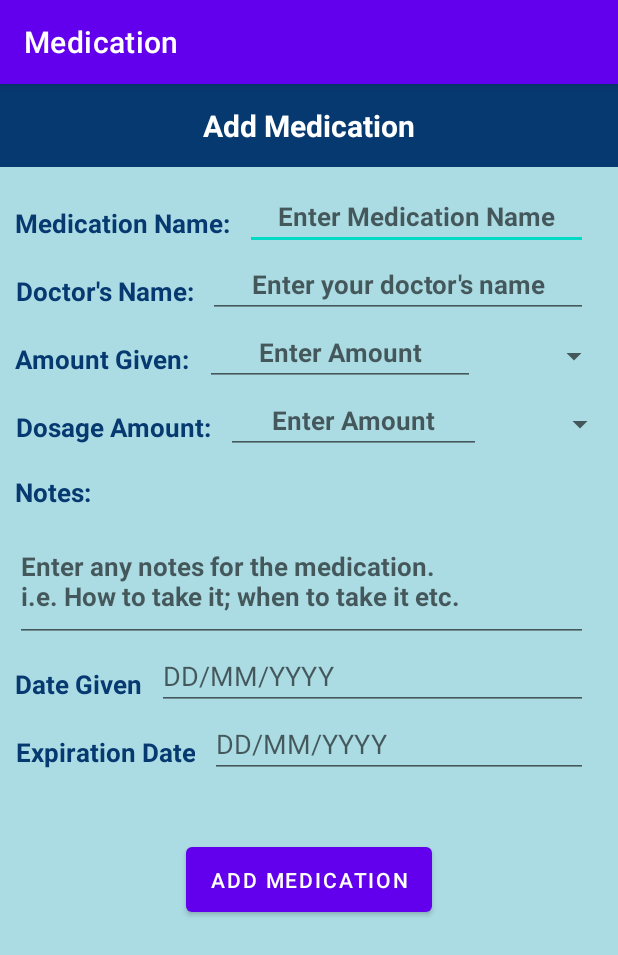
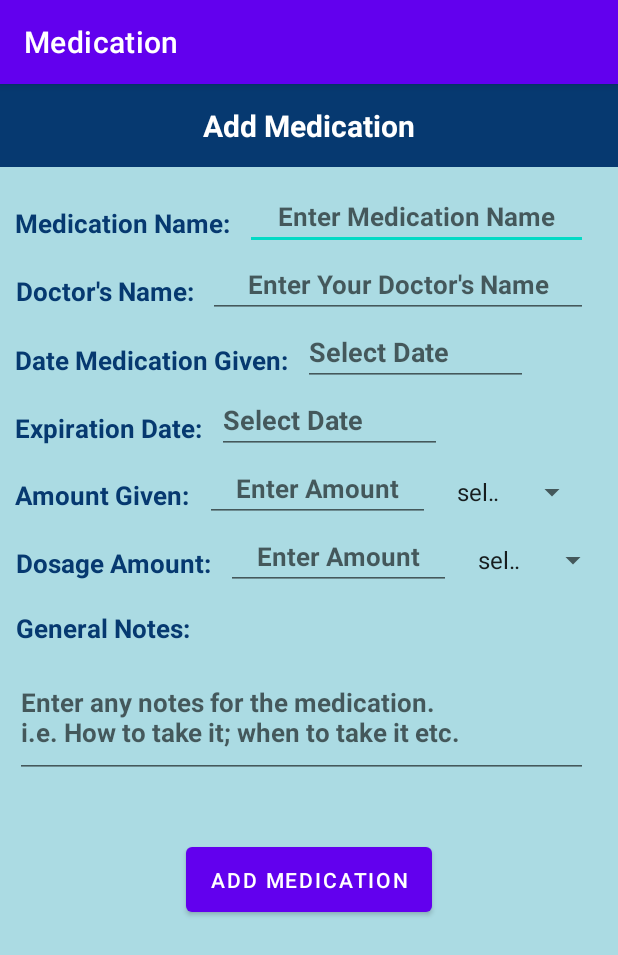
Before and after one commit to PHMS2021/PHMS_T7, an Android app: the AddMeds screen opened directly, with no data from a screen before it, on a phone screen of 412 x 824 dp. Shown: the top 955 px of the screen. Run offline under Robolectric (Android 15) with nearby library versions, the phone set to English and light mode, and no system bars; our stand-ins replace Firebase (no records; nobody signed in at launch, a user with empty details on screens opened directly).

Commit message:
Can add meds to database

```diff
--- a/app/build.gradle
+++ b/app/build.gradle
@@ -35,6 +35,7 @@ dependencies {
     implementation 'com.google.android.material:material:1.4.0'
     implementation 'androidx.constraintlayout:constraintlayout:2.0.4'
     implementation 'com.google.firebase:firebase-database:20.0.0'
+    implementation 'com.google.firebase:firebase-auth:21.0.1'
     testImplementation 'junit:junit:4.+'
     androidTestImplementation 'androidx.test.ext:junit:1.1.3'
     androidTestImplementation 'androidx.test.espresso:espresso-core:3.4.0'
--- a/app/src/main/java/com/example/phmst72021/AddMeds.java
+++ b/app/src/main/java/com/example/phmst72021/AddMeds.java
@@ -2,13 +2,185 @@ package com.example.phmst72021;
 
 import androidx.appcompat.app.AppCompatActivity;
 
+import android.app.DatePickerDialog;
+import android.content.Intent;
 import android.os.Bundle;
+import android.text.InputType;
+import android.view.View;
+import android.widget.AdapterView;
+import android.widget.ArrayAdapter;
+import android.widget.Button;
+import android.widget.DatePicker;
+import android.widget.EditText;
+import android.widget.Spinner;
+import android.widget.TextView;
+import android.widget.Toast;
 
-public class AddMeds extends AppCompatActivity {
+import com.google.android.gms.tasks.OnSuccessListener;
+import com.google.firebase.auth.FirebaseAuth;
+import com.google.firebase.database.DatabaseReference;
+import com.google.firebase.database.FirebaseDatabase;
+
+import java.util.Calendar;
+import java.util.HashMap;
+
+
+
+public class AddMeds extends AppCompatActivity implements AdapterView.OnItemSelectedListener {
+
+    TextView a_AddMedsTitle, a_MedNameTitle, a_DocNameTitle, a_AmountGivenTitle, a_DosageAmountTitle, a_NotesTitle, a_DateGivenTitle, a_ExpiryDateTitle;
+    EditText MedName, DocName, AmountGiven, DosageAmount, Notes, DateGiven, ExpiryDate;
+    Button SetAddMedBtn;
+    DatePickerDialog picker;
+
+    FirebaseAuth fAuth;
+    DatabaseReference firebaseRef;
 
     @Override
     protected void onCreate(Bundle savedInstanceState) {
         super.onCreate(savedInstanceState);
         setContentView(R.layout.activity_add_meds);
+
+        Spinner Amount = findViewById(R.id.Amount_spinner);
+        Spinner Dosage = findViewById(R.id.Dosage_spinner);
+
+        ArrayAdapter<CharSequence> adapter = ArrayAdapter.createFromResource(this,R.array.MedMeasurements, android.R.layout.simple_spinner_item);
+        adapter.setDropDownViewResource(android.R.layout.simple_spinner_dropdown_item);
+
+        Amount.setAdapter(adapter);
+        Amount.setOnItemSelectedListener(this);
+
+        Dosage.setAdapter(adapter);
+        Dosage.setOnItemSelectedListener(this);
+
+        fAuth = FirebaseAuth.getInstance();
+//Database
+        firebaseRef = FirebaseDatabase.getInstance().getReference("Medication");
+
+
+        // All Textviews
+        a_AddMedsTitle = findViewById(R.id.AddMedsTitle);
+        a_MedNameTitle = findViewById(R.id.MedNameTitle);
+        a_DocNameTitle = findViewById(R.id.DocNameTitle);
+        a_AmountGivenTitle = findViewById(R.id.AmountGivenTitle);
+        a_DosageAmountTitle = findViewById(R.id.DosageTitle);
+        a_NotesTitle = findViewById(R.id.NotesTitle);
+        a_DateGivenTitle = findViewById(R.id.DateGivenTitle);
+        a_ExpiryDateTitle = findViewById(R.id.ExpiryDateTitle);
+
+        MedName = findViewById(R.id.MedNameInput);
+        DocName = findViewById(R.id.DocNameInput);
+        AmountGiven = findViewById(R.id.AmountGivenInput);
+        DosageAmount = findViewById(R.id.DosageInput);
+        Notes = findViewById(R.id.NotesInput);
+
+        DateGiven = findViewById(R.id.DateGivenInput);
+        DateGiven.setInputType(InputType.TYPE_NULL);
+        DateGiven.setOnClickListener(new View.OnClickListener() {
+            @Override
+            public void onClick(View v) {
+                final Calendar cldr = Calendar.getInstance();
+                int day = cldr.get(Calendar.DAY_OF_MONTH);
+                int month = cldr.get(Calendar.MONTH);
+                int year = cldr.get(Calendar.YEAR);
+
+                //date picker dialog
+                picker = new DatePickerDialog(AddMeds.this, new DatePickerDialog.OnDateSetListener() {
+                    @Override
+                    public void onDateSet(DatePicker view, int year, int month, int dayOfMonth) {
+                        DateGiven.setText((month+1)+"/"+dayOfMonth+"/"+year);
+                    }
+                },year,month,day);
+                picker.show();
+            }
+        });
+
+        ExpiryDate = findViewById(R.id.ExpiryDateInput);
+        ExpiryDate.setInputType(InputType.TYPE_NULL);
+        ExpiryDate.setOnClickListener(new View.OnClickListener() {
+            @Override
+            public void onClick(View v) {
+                final Calendar expCldr = Calendar.getInstance();
+                int day = expCldr.get(Calendar.DAY_OF_MONTH);
+                int month = expCldr.get(Calendar.MONTH);
+                int year = expCldr.get(Calendar.YEAR);
+
+                picker = new DatePickerDialog(AddMeds.this, new DatePickerDialog.OnDateSetListener() {
+                    @Override
+                    public void onDateSet(DatePicker view, int year, int month, int dayOfMonth) {
+                        ExpiryDate.setText((month+1)+"/"+dayOfMonth+"/"+year);
+                    }
+                },year,month,day);
+                picker.show();
+            }
+        });
+
+        // Buttons
+        SetAddMedBtn = findViewById(R.id.AddMedBtn);
+        SetAddMedBtn.setOnClickListener(new View.OnClickListener() {
+            @Override
+            public void onClick(View v) {
+
+               // Spinners
+                String AmountMeasure = Amount.getSelectedItem().toString();
+                String DosageMeasure = Dosage.getSelectedItem().toString();
+
+                String a_MedName = MedName.getText().toString().trim();
+                String a_DocName = DocName.getText().toString().trim();
+                String a_Notes = Notes.getText().toString().trim();
+
+                String a_GivenDate = DateGiven.getText().toString();
+                String a_ExpDate = ExpiryDate.getText().toString();
+
+                int value = 0;
+
+                String a_AmountGiven = AmountGiven.getText().toString();
+                if(!"".equals(a_AmountGiven)){
+                    value=Integer.parseInt(a_AmountGiven);
+                }
+
+                String a_DosageAmount = DosageAmount.getText().toString();
+                if(!"".equals(a_DosageAmount)){
+                    value=Integer.parseInt(a_DosageAmount);
+                }
+
+                Intent MyMeds = new Intent(AddMeds.this,MyMedications.class);
+                startActivity(MyMeds);
+                finish();
+
+                // Update Database
+                HashMap hashMap = new HashMap();
+                hashMap.put("Medication Name", a_MedName);
+                hashMap.put("Doctor's Name", a_DocName);
+                hashMap.put("Amount Med Given", a_AmountGiven+" "+AmountMeasure);
+                hashMap.put("Date Med Given", a_GivenDate);
+                hashMap.put("Date Med Exp", a_ExpDate);
+                hashMap.put("Dosage Amount", a_DosageAmount+" "+DosageMeasure);
+                hashMap.put("General Notes", a_Notes);
+
+                firebaseRef.child("User2").child(a_MedName).updateChildren(hashMap).addOnSuccessListener(new OnSuccessListener() {
+                    @Override
+                    public void onSuccess(Object o) {
+                        Toast.makeText(AddMeds.this,"Database Updated", Toast.LENGTH_SHORT).show();
+                    }
+                });
+
+
+            }
+        });
+
+    }
+
+
+    @Override
+    public void onItemSelected(AdapterView<?> parent, View view, int position, long id) {
+        String selectedmeasure=parent.getItemAtPosition(position).toString();
+        Toast.makeText(this,selectedmeasure,Toast.LENGTH_SHORT).show();
+
+    }
+
+    @Override
+    public void onNothingSelected(AdapterView<?> parent) {
+
     }
 }
--- a/app/src/main/res/layout/activity_add_meds.xml
+++ b/app/src/main/res/layout/activity_add_meds.xml
@@ -96,13 +96,78 @@
             android:layout_marginRight="10dp"
             android:gravity="center"
 
-            android:hint="Enter your doctor's name"
+            android:hint="Enter Your Doctor's Name"
             android:textColor="#063970"
             android:textSize="17sp"
             android:textStyle="bold"
             />
     </TableRow>
+    <TableRow
+        android:layout_width="match_parent"
+        android:layout_height="40dp"
+        android:layout_gravity="center"
+        android:layout_marginTop="5dp"
+        android:layout_marginLeft="10dp"
+        android:layout_marginRight="10dp"
+        >
 
+        <TextView
+            android:id="@+id/DateGivenTitle"
+            android:layout_width="wrap_content"
+            android:layout_height="40dp"
+            android:gravity="center"
+
+            android:text="Date Medication Given:"
+            android:textColor="#063970"
+            android:textSize="17sp"
+            android:textStyle="bold"
+            />
+
+        <EditText
+            android:id="@+id/DateGivenInput"
+            android:layout_marginLeft="10dp"
+            android:layout_marginRight="10dp"
+            android:layout_width="150dp"
+
+            android:clickable="false"
+            android:cursorVisible="false"
+            android:focusable="false"
+            android:focusableInTouchMode="false"
+            android:inputType="none"
+            android:textStyle="bold"
+            android:hint="Select Date"/>
+    </TableRow>
+
+    <TableRow
+        android:layout_width="match_parent"
+        android:layout_height="40dp"
+        android:layout_gravity="center"
+        android:layout_marginTop="5dp"
+        android:layout_marginLeft="10dp"
+        android:layout_marginRight="10dp"
+        >
+
+        <TextView
+            android:id="@+id/ExpiryDateTitle"
+            android:layout_width="wrap_content"
+            android:layout_height="40dp"
+            android:gravity="center"
+
+            android:text="Expiration Date:"
+            android:textColor="#063970"
+            android:textSize="17sp"
+            android:textStyle="bold"
+            />
+
+        <EditText
+            android:id="@+id/ExpiryDateInput"
+            android:layout_marginLeft="10dp"
+            android:layout_width="150dp"
+            android:textStyle="bold"
+
+            android:layout_marginRight="10dp"
+            android:hint="Select Date"/>
+    </TableRow>
     <TableRow
         android:layout_width="match_parent"
         android:layout_height="40dp"
@@ -126,7 +191,7 @@
 
         <EditText
             android:id="@+id/AmountGivenInput"
-            android:layout_width="wrap_content"
+            android:layout_width="150dp"
             android:layout_height="40dp"
             android:layout_marginLeft="10dp"
             android:layout_marginRight="10dp"
@@ -138,12 +203,12 @@
             android:textStyle="bold"
 
             android:ems="9"
-            android:inputType="number"
+            android:inputType="numberSigned"
             />
 
         <Spinner
             android:id="@+id/Amount_spinner"
-            android:layout_width="80dp"
+            android:layout_width="95dp"
             android:layout_height="40dp"
             android:layout_gravity="center"
             />
@@ -172,7 +237,7 @@
 
         <EditText
             android:id="@+id/DosageInput"
-            android:layout_width="170dp"
+            android:layout_width="150dp"
             android:layout_height="40dp"
             android:layout_marginLeft="10dp"
             android:layout_marginRight="10dp"
@@ -184,12 +249,12 @@
             android:textStyle="bold"
 
             android:ems="9"
-            android:inputType="number"
+            android:inputType="numberSigned"
             />
 
         <Spinner
             android:id="@+id/Dosage_spinner"
-            android:layout_width="80dp"
+            android:layout_width="95dp"
             android:layout_height="40dp"
             android:layout_gravity="center"
             />
@@ -210,7 +275,7 @@
             android:layout_height="40dp"
             android:gravity="center"
 
-            android:text="Notes:"
+            android:text="General Notes:"
             android:textColor="#063970"
             android:textSize="17sp"
             android:textStyle="bold"
@@ -231,7 +296,6 @@
             android:textAlignment="textStart"
             android:layout_marginRight="10dp"
 
-
             android:hint="Enter any notes for the medication.
                     i.e. How to take it; when to take it etc."
             android:inputType="textMultiLine"
@@ -241,63 +305,6 @@
             />
     </TableRow>
 
-    <TableRow
-        android:layout_width="match_parent"
-        android:layout_height="40dp"
-        android:layout_gravity="center"
-        android:layout_marginTop="5dp"
-        android:layout_marginLeft="10dp"
-        android:layout_marginRight="10dp"
-        >
-
-        <TextView
-            android:id="@+id/DateGivenTitle"
-            android:layout_width="wrap_content"
-            android:layout_height="40dp"
-            android:gravity="center"
-
-            android:text="Date Given"
-            android:textColor="#063970"
-            android:textSize="17sp"
-            android:textStyle="bold"
-            />
-
-        <EditText
-            android:id="@+id/GivenDateInput"
-            android:layout_marginLeft="10dp"
-            android:layout_marginRight="10dp"
-            android:inputType="date"
-            android:hint="DD/MM/YYYY"/>
-    </TableRow>
-
-    <TableRow
-        android:layout_width="match_parent"
-        android:layout_height="40dp"
-        android:layout_gravity="center"
-        android:layout_marginTop="5dp"
-        android:layout_marginLeft="10dp"
-        android:layout_marginRight="10dp"
-        >
-
-        <TextView
-            android:id="@+id/ExpiryDate"
-            android:layout_width="wrap_content"
-            android:layout_height="40dp"
-            android:gravity="center"
-
-            android:text="Expiration Date"
-            android:textColor="#063970"
-            android:textSize="17sp"
-            android:textStyle="bold"
-            />
-
-        <EditText
-            android:id="@+id/ExpiryDateInput"
-            android:layout_marginLeft="10dp"
-            android:layout_marginRight="10dp"
-            android:inputType="date"
-            android:hint="DD/MM/YYYY"/>
-    </TableRow>
 
     <Button
         android:id="@+id/AddMedBtn"
--- a/app/src/main/res/values/strings.xml
+++ b/app/src/main/res/values/strings.xml
@@ -1,3 +1,12 @@
 <resources>
     <string name="app_name">PHMST72021</string>
+
+    <string-array name="MedMeasurements">
+        <item>select</item>
+        <item>mg</item>
+        <item>g</item>
+        <item>mL</item>
+        <item>L</item>
+    </string-array>
+
 </resources>
```
Also changed, not shown: app/src/main/AndroidManifest.xml (+6 -3 lines), app/src/main/java/com/example/phmst72021/Medication.java (+32 -0 lines), app/src/main/java/com/example/phmst72021/MedicationInfo.java (added, +73 -0 lines), app/src/main/java/com/example/phmst72021/MyMedications.java (+25 -0 lines), app/src/main/res/layout/activity_medication.xml (+11 -19 lines), app/src/main/res/layout/activity_my_medications.xml (+1 -9 lines).
